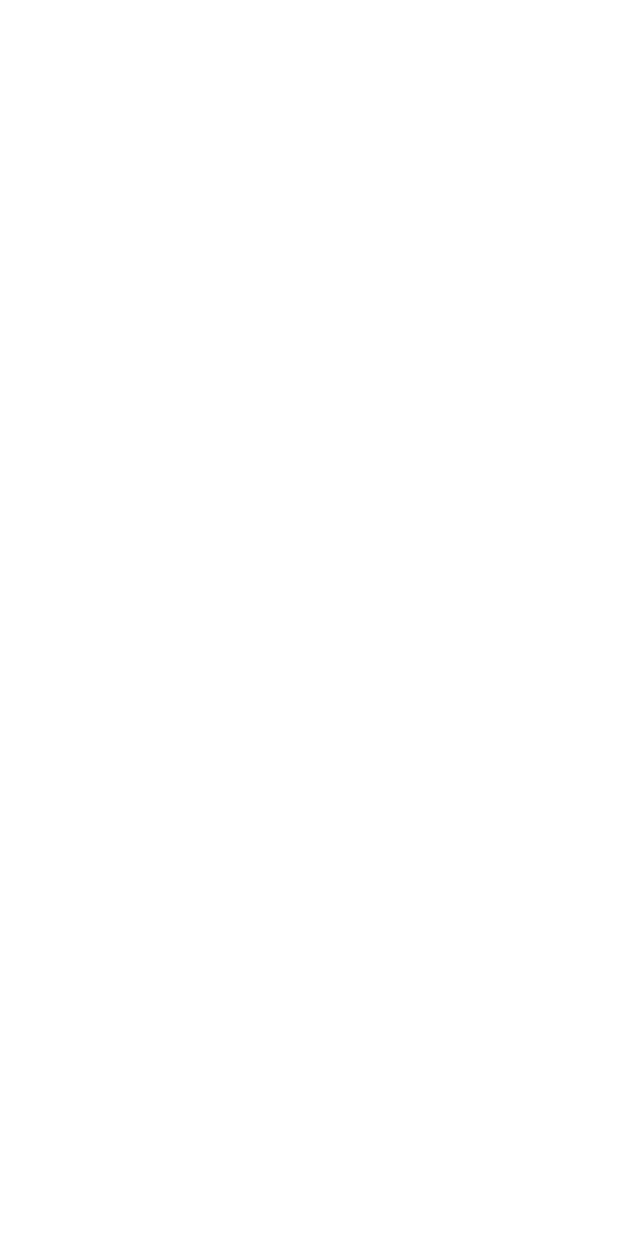
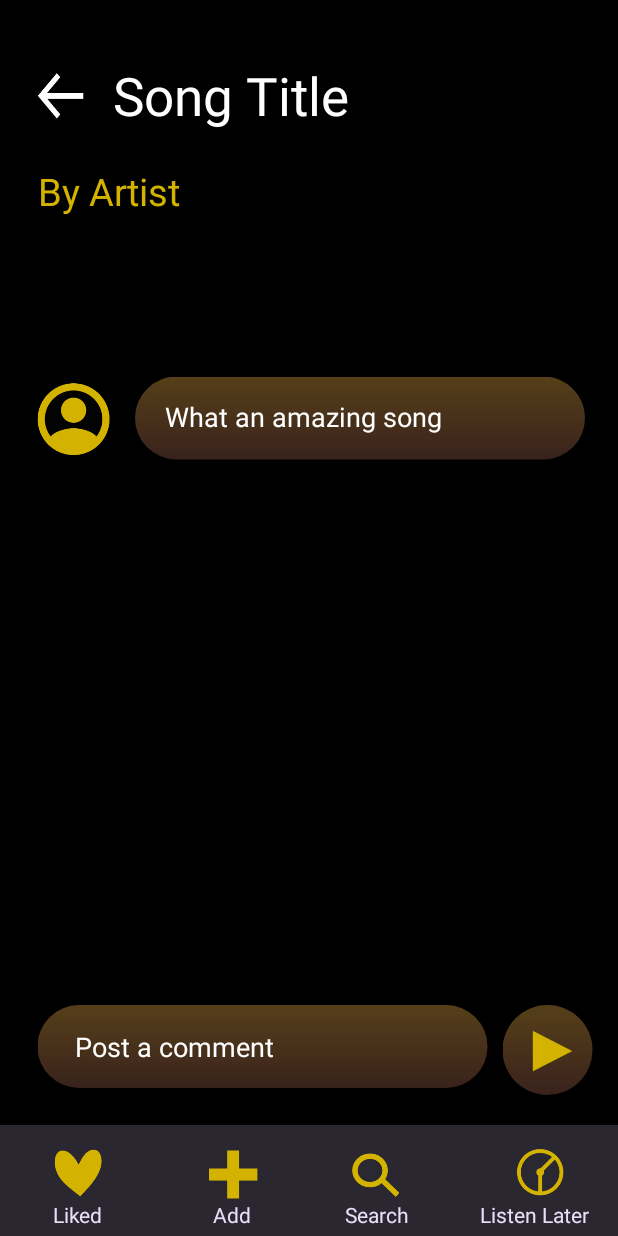
Before and after one commit to AdeebaKhani190626/SMD-Assignment-01, an Android app: the MainActivityScreen6 screen opened directly, with no data from a screen before it, on a phone screen of 412 x 824 dp. Before the commit the screen is empty. Run offline under Robolectric (Android 15) with nearby library versions, the light colour scheme and no system bars.

Commit message:
Screen-6

```diff
--- a/app/src/main/java/com/adeebakhan/i190626/MainActivityScreen6.java
+++ b/app/src/main/java/com/adeebakhan/i190626/MainActivityScreen6.java
@@ -2,7 +2,13 @@ package com.adeebakhan.i190626;
 
 import androidx.appcompat.app.AppCompatActivity;
 
+import android.content.Intent;
+import android.media.Image;
 import android.os.Bundle;
+import android.os.Handler;
+import android.view.View;
+import android.widget.ImageView;
+import android.widget.TextView;
 
 public class MainActivityScreen6 extends AppCompatActivity {
 
@@ -10,5 +16,18 @@ public class MainActivityScreen6 extends AppCompatActivity {
     protected void onCreate(Bundle savedInstanceState) {
         super.onCreate(savedInstanceState);
         setContentView(R.layout.activity_main_screen6);
+
+        final ImageView back = findViewById(R.id.back_button);
+        back.setOnClickListener(new View.OnClickListener() {
+            public void onClick(View v) {
+                Intent intent = new Intent(MainActivityScreen6.this, MainActivityScreen5.class);
+                new Handler().postDelayed(new Runnable() {
+                    @Override
+                    public void run() {
+                        startActivity(intent);
+                    }
+                },10);
+            }
+        });
     }
 }
--- /dev/null
+++ b/app/src/main/res/drawable/gradient_circle.xml
@@ -0,0 +1,15 @@
+<?xml version="1.0" encoding="utf-8"?>
+<shape xmlns:android="http://schemas.android.com/apk/res/android"
+    android:shape="oval">
+
+    <solid android:color="#d4b300" />
+    <gradient
+        android:centerColor="#48311a"
+        android:endColor="#39221c"
+        android:startColor="#553f19"
+        android:type="linear"
+        android:angle="270"/>
+    <size
+        android:width="120dp"
+        android:height="120dp"/>
+</shape>
--- /dev/null
+++ b/app/src/main/res/drawable/message_bar.xml
@@ -0,0 +1,17 @@
+<?xml version="1.0" encoding="utf-8"?>
+<shape xmlns:android="http://schemas.android.com/apk/res/android">
+
+    <solid android:color="#d4b300" />
+    <gradient
+        android:centerColor="#48311a"
+        android:endColor="#39221c"
+        android:startColor="#553f19"
+        android:type="linear"
+        android:angle="270"/>
+    <corners
+        android:bottomRightRadius="60dp"
+        android:bottomLeftRadius="60dp"
+        android:topRightRadius="60dp"
+        android:topLeftRadius="60dp"/>
+
+</shape>
--- a/app/src/main/res/layout/activity_main_screen5.xml
+++ b/app/src/main/res/layout/activity_main_screen5.xml
@@ -11,7 +11,7 @@
 
     <RelativeLayout
         android:layout_width="match_parent"
-        android:layout_height="140dp">
+        android:layout_height="120dp">
         <ImageView
             android:layout_width="70dp"
             android:layout_height="70dp"
@@ -32,7 +32,7 @@
     <RelativeLayout
         android:layout_width="match_parent"
         android:layout_height="251dp"
-        android:translationY="142dp">
+        android:translationY="120dp">
         <TextView
             android:layout_width="match_parent"
             android:layout_height="wrap_content"
@@ -93,7 +93,7 @@
     <RelativeLayout
         android:layout_width="match_parent"
         android:layout_height="250dp"
-        android:translationY="395dp">
+        android:translationY="375dp">
         <TextView
             android:layout_width="match_parent"
             android:layout_height="wrap_content"
@@ -153,8 +153,8 @@
 
     <RelativeLayout
         android:layout_width="match_parent"
-        android:layout_height="200dp"
-        android:translationY="635dp">
+        android:layout_height="210dp"
+        android:translationY="630dp">
 
         <ImageView
             android:layout_width="match_parent"
--- a/app/src/main/res/layout/activity_main_screen6.xml
+++ b/app/src/main/res/layout/activity_main_screen6.xml
@@ -1,9 +1,182 @@
 <?xml version="1.0" encoding="utf-8"?>
-<androidx.constraintlayout.widget.ConstraintLayout xmlns:android="http://schemas.android.com/apk/res/android"
+<RelativeLayout
+    xmlns:android="http://schemas.android.com/apk/res/android"
     xmlns:app="http://schemas.android.com/apk/res-auto"
     xmlns:tools="http://schemas.android.com/tools"
     android:layout_width="match_parent"
     android:layout_height="match_parent"
-    tools:context=".MainActivityScreen6">
+    tools:context=".MainActivityScreen6"
+    android:orientation="vertical"
+    android:background="@color/black">
 
-</androidx.constraintlayout.widget.ConstraintLayout>
+    <RelativeLayout
+        android:layout_width="match_parent"
+        android:layout_height="150dp">
+        <ImageView
+            android:id="@+id/back_button"
+            android:layout_width="65dp"
+            android:layout_height="65dp"
+            android:translationY="35dp"
+            android:translationX="10dp"
+            android:src="@drawable/screens_7_arrow_02">
+        </ImageView>
+        <TextView
+            android:layout_width="wrap_content"
+            android:layout_height="wrap_content"
+            android:text="Song Title"
+            android:textColor="#ffffff"
+            android:textSize="35dp"
+            android:translationY="40dp"
+            android:translationX="75dp">
+        </TextView>
+        <TextView
+            android:layout_width="wrap_content"
+            android:layout_height="wrap_content"
+            android:text="By Artist"
+            android:textColor="#d4b300"
+            android:textSize="25dp"
+            android:translationY="110dp"
+            android:translationX="25dp">
+        </TextView>
+    </RelativeLayout>
+
+    <RelativeLayout
+        android:layout_width="match_parent"
+        android:layout_height="470dp"
+        android:translationY="151dp">
+        <ImageView
+            android:layout_width="70dp"
+            android:layout_height="70dp"
+            android:translationY="95dp"
+            android:translationX="15dp"
+            android:src="@drawable/screens_5_04">
+        </ImageView>
+        <View
+            android:layout_width="300dp"
+            android:layout_height="55dp"
+            android:background="@drawable/message_bar"
+            android:translationX="90dp"
+            android:translationY="100dp">
+        </View>
+        <TextView
+            android:layout_width="wrap_content"
+            android:layout_height="wrap_content"
+            android:text="What an amazing song"
+            android:textColor="#ffffff"
+            android:textSize="18dp"
+            android:translationY="114dp"
+            android:translationX="110dp">
+        </TextView>
+    </RelativeLayout>
+
+    <RelativeLayout
+        android:layout_width="match_parent"
+        android:layout_height="130dp"
+        android:translationY="620dp">
+
+        <View
+            android:layout_width="300dp"
+            android:layout_height="55dp"
+            android:background="@drawable/message_bar"
+            android:translationX="25dp"
+            android:translationY="50dp">
+        </View>
+        <EditText
+            android:layout_width="wrap_content"
+            android:layout_height="wrap_content"
+            android:translationX="40dp"
+            android:background="@null"
+            android:translationY="55dp"
+            android:layout_margin="10dp"
+            android:text="Post a comment"
+            android:textColor="#ffffff">
+        </EditText>
+
+        <View
+            android:layout_width="60dp"
+            android:layout_height="60dp"
+            android:background="@drawable/gradient_circle"
+            android:translationX="335dp"
+            android:translationY="50dp">
+        </View>
+        <ImageView
+            android:layout_width="65dp"
+            android:layout_height="65dp"
+            android:src="@drawable/screens_5_16"
+            android:translationX="335dp"
+            android:translationY="50dp">
+        </ImageView>
+
+    </RelativeLayout>
+
+    <RelativeLayout
+        android:layout_width="match_parent"
+        android:layout_height="80dp"
+        android:translationY="750dp"
+        android:background="#2a2730">
+
+        <ImageView
+            android:layout_width="65dp"
+            android:layout_height="60dp"
+            android:src="@drawable/screens_5_21"
+            android:translationY="3dp"
+            android:translationX="20dp"></ImageView>
+        <TextView
+            android:layout_width="wrap_content"
+            android:layout_height="wrap_content"
+            android:text="Liked"
+            android:textColor="#e8def8"
+            android:translationY="50dp"
+            android:translationX="35dp">
+        </TextView>
+
+        <ImageView
+            android:layout_width="65dp"
+            android:layout_height="60dp"
+            android:translationY="8dp"
+            android:translationX="125dp"
+            android:src="@drawable/screens_5_23">
+        </ImageView>
+        <TextView
+            android:layout_width="wrap_content"
+            android:layout_height="wrap_content"
+            android:text="Add"
+            android:textColor="#e8def8"
+            android:translationY="50dp"
+            android:translationX="142dp">
+        </TextView>
+
+        <ImageView
+            android:layout_width="40dp"
+            android:layout_height="40dp"
+            android:translationY="18dp"
+            android:translationX="230dp"
+            android:src="@drawable/screens_5_25">
+        </ImageView>
+        <TextView
+            android:layout_width="wrap_content"
+            android:layout_height="wrap_content"
+            android:text="Search"
+            android:textColor="#e8def8"
+            android:translationY="50dp"
+            android:translationX="230dp">
+        </TextView>
+
+        <ImageView
+            android:layout_width="55dp"
+            android:layout_height="50dp"
+            android:translationY="10dp"
+            android:translationX="328dp"
+            android:src="@drawable/screens_5_27">
+        </ImageView>
+        <TextView
+            android:layout_width="wrap_content"
+            android:layout_height="wrap_content"
+            android:text="Listen Later"
+            android:textColor="#e8def8"
+            android:translationY="50dp"
+            android:translationX="320dp">
+        </TextView>
+    </RelativeLayout>
+
+</RelativeLayout>
```
Also changed, not shown: app/src/main/res/drawable/screens_7_arrow_02.png (added).
